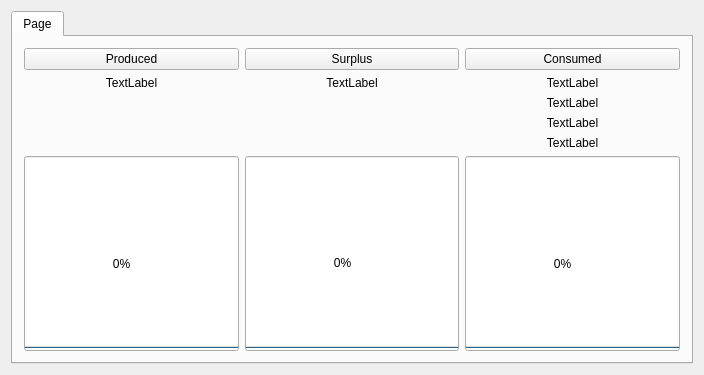
The window that Qt/QDH/mainwindow.ui (gpistoni/DomoticHome) describes before a commit, drawn with Qt 5.
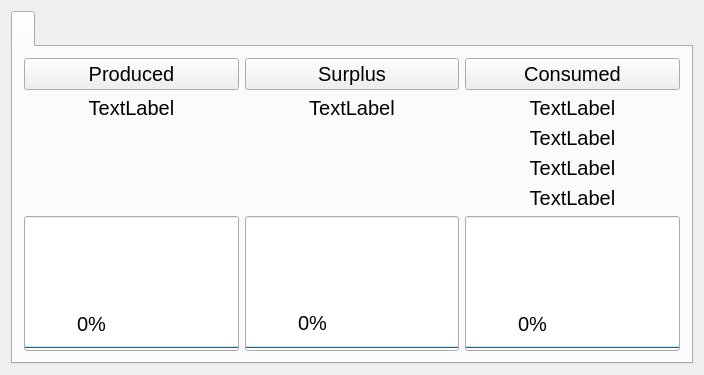
The same window after the commit.

What changed in the file:
```diff
--- a/Qt/QDH/mainwindow.ui
+++ b/Qt/QDH/mainwindow.ui
@@ -29,24 +29,17 @@
         <height>16777215</height>
        </size>
       </property>
-      <property name="currentIndex">
-       <number>0</number>
+      <property name="font">
+       <font>
+        <pointsize>15</pointsize>
+       </font>
       </property>
-      <widget class="QWidget" name="tab8">
-       <property name="minimumSize">
-        <size>
-         <width>200</width>
-         <height>0</height>
-        </size>
-       </property>
-       <property name="maximumSize">
-        <size>
-         <width>99999</width>
-         <height>16777215</height>
-        </size>
-       </property>
+      <property name="autoFillBackground">
+       <bool>true</bool>
+      </property>
+      <widget class="QWidget" name="tabWidgetPage1" native="true">
        <attribute name="title">
-        <string>Page</string>
+        <string/>
        </attribute>
        <layout class="QGridLayout" name="gridLayout">
         <item row="6" column="1">
```
Left out of the diff: 2 changed lines with no effect on the pictures.
